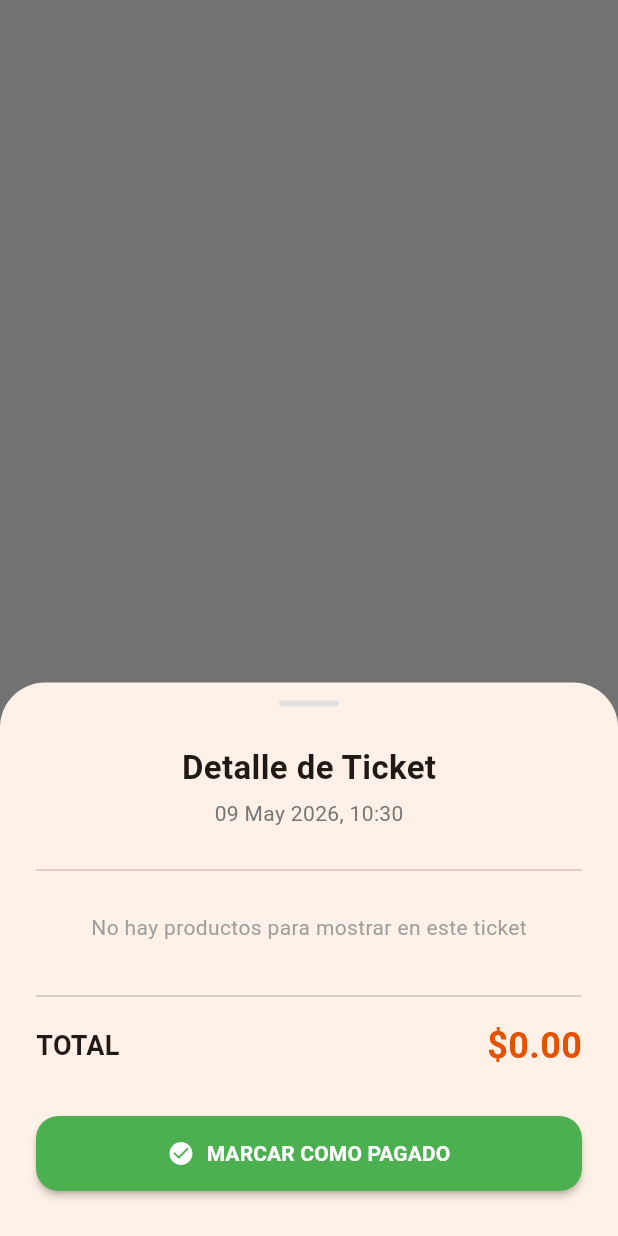
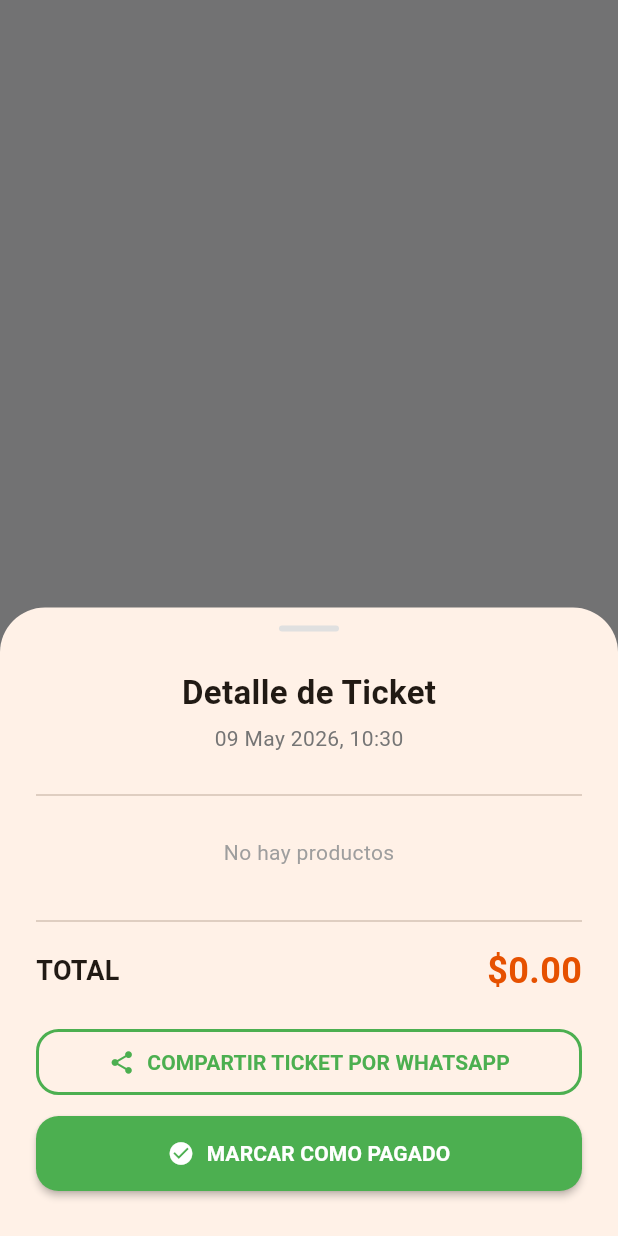
Before and after one commit to Tanono99/fruteria-pos, a Flutter app: what showSaleDetail() shows on an empty page, opened directly with empty values, on a phone screen of 412 x 824 dp. Run offline on Flutter 3.47's test engine with Material 3 defaults, Android fonts, the phone set to English and light mode, and no system bars; our stand-ins replace cloud_firestore, firebase_core, pdf, share_plus; missing offline and left inert: mobile_scanner; accounts and stored records are empty.

Commit message:
"Compartir venta en pdf"

```diff
--- a/lib/widgets/sale_detail_modal.dart
+++ b/lib/widgets/sale_detail_modal.dart
@@ -1,24 +1,19 @@
+import 'package:ejemploia/core/utils.dart';
 import 'package:flutter/material.dart';
 import 'package:intl/intl.dart';
-
-// Core
 import '../core/app_state.dart';
-
-// Models
 import '../models/sale.dart';
 import '../models/customer.dart';
+import '../services/firestore_service.dart';
+// 🔥 1. IMPORTA TU NUEVO HELPER AQUÍ
 
-// Services
-import '../services/firestore_service.dart';
 
-/// Muestra el detalle de una venta en un modal
 void showSaleDetail(
   BuildContext context,
   Sale sale,
   VoidCallback onUpdate,
 ) {
   final currency = NumberFormat.simpleCurrency(locale: 'es_MX');
-  // Instanciamos el servicio de Firebase
   final FirestoreService firestoreService = FirestoreService();
 
   final Customer? customer = AppState.customers
@@ -39,7 +34,6 @@ void showSaleDetail(
         child: Column(
           mainAxisSize: MainAxisSize.min,
           children: [
-            // 🔘 Barra superior
             Container(
               width: 40,
               height: 4,
@@ -48,25 +42,17 @@ void showSaleDetail(
                 borderRadius: BorderRadius.circular(2),
               ),
             ),
-
             const SizedBox(height: 25),
-
             const Text(
               'Detalle de Ticket',
-              style: TextStyle(
-                fontSize: 22,
-                fontWeight: FontWeight.bold,
-              ),
+              style: TextStyle(fontSize: 22, fontWeight: FontWeight.bold),
             ),
-
             const SizedBox(height: 5),
-
             Text(
               DateFormat('dd MMMM yyyy, HH:mm').format(sale.date),
               style: TextStyle(color: Colors.grey[600]),
             ),
 
-            // 👤 Cliente
             if (customer != null) ...[
               const SizedBox(height: 10),
               Container(
@@ -88,11 +74,10 @@ void showSaleDetail(
             const SizedBox(height: 20),
             const Divider(),
 
-            // 🛒 Lista de productos
             if (sale.items.isEmpty)
               const Padding(
                 padding: EdgeInsets.symmetric(vertical: 20),
-                child: Text('No hay productos para mostrar en este ticket', style: TextStyle(color: Colors.grey)),
+                child: Text('No hay productos', style: TextStyle(color: Colors.grey)),
               )
             else
               ...sale.items.map((item) {
@@ -104,10 +89,7 @@ void showSaleDetail(
                       Column(
                         crossAxisAlignment: CrossAxisAlignment.start,
                         children: [
-                          Text(
-                            item.product.name,
-                            style: const TextStyle(fontWeight: FontWeight.w600),
-                          ),
+                          Text(item.product.name, style: const TextStyle(fontWeight: FontWeight.w600)),
                           Text(
                             '${item.quantity.toStringAsFixed(item.product.isByWeight ? 2 : 0)}'
                             '${item.product.isByWeight ? "kg" : "pz"} x '
@@ -116,10 +98,7 @@ void showSaleDetail(
                           ),
                         ],
                       ),
-                      Text(
-                        currency.format(item.total),
-                        style: const TextStyle(fontWeight: FontWeight.bold),
-                      ),
+                      Text(currency.format(item.total), style: const TextStyle(fontWeight: FontWeight.bold)),
                     ],
                   ),
                 );
@@ -127,14 +106,10 @@ void showSaleDetail(
 
             const Divider(height: 32),
 
-            // 💰 Total
             Row(
               mainAxisAlignment: MainAxisAlignment.spaceBetween,
               children: [
-                const Text(
-                  'TOTAL',
-                  style: TextStyle(fontWeight: FontWeight.bold, fontSize: 18),
-                ),
+                const Text('TOTAL', style: TextStyle(fontWeight: FontWeight.bold, fontSize: 18)),
                 Text(
                   currency.format(sale.total),
                   style: const TextStyle(
@@ -146,24 +121,38 @@ void showSaleDetail(
               ],
             ),
 
-            const SizedBox(height: 30),
+            const SizedBox(height: 20),
 
-            // ✅ Botón pagar
-            if (!sale.isPaid)
+            // 🔥 2. BOTÓN DE WHATSAPP AGREGADO AQUÍ
+            SizedBox(
+              width: double.infinity,
+              child: OutlinedButton.icon(
+                onPressed: () => TicketHelper.compartirPDF(sale, customer),
+                icon: const Icon(Icons.share, color: Colors.green),
+                label: const Text(
+                  'COMPARTIR TICKET POR WHATSAPP',
+                  style: TextStyle(color: Colors.green, fontWeight: FontWeight.bold),
+                ),
+                style: OutlinedButton.styleFrom(
+                  side: const BorderSide(color: Colors.green, width: 2),
+                  padding: const EdgeInsets.symmetric(vertical: 12),
+                  shape: RoundedRectangleBorder(borderRadius: BorderRadius.circular(15)),
+                ),
+              ),
+            ),
+
+            if (!sale.isPaid) ...[
+              const SizedBox(height: 12),
               SizedBox(
                 width: double.infinity,
                 child: ElevatedButton.icon(
                   onPressed: () async {
-                    // 1. Marcar como pagado en Firebase
                     await firestoreService.markSaleAsPaid(sale.id);
                     sale.isPaid = true;
 
-                    // 2. Descontar el saldo del cliente en Firebase
                     if (customer != null) {
                       customer.balance -= sale.total;
-                      if (customer.balance < 0) {
-                        customer.balance = 0;
-                      }
+                      if (customer.balance < 0) customer.balance = 0;
                       await firestoreService.updateCustomer(customer);
                     }
 
@@ -186,12 +175,11 @@ void showSaleDetail(
                     backgroundColor: Colors.green,
                     foregroundColor: Colors.white,
                     padding: const EdgeInsets.symmetric(vertical: 15),
-                    shape: RoundedRectangleBorder(
-                      borderRadius: BorderRadius.circular(15),
-                    ),
+                    shape: RoundedRectangleBorder(borderRadius: BorderRadius.circular(15)),
                   ),
                 ),
               ),
+            ],
           ],
         ),
       );
--- a/pubspec.yaml
+++ b/pubspec.yaml
@@ -36,7 +36,11 @@ dependencies:
   http: ^1.6.0
   intl: ^0.20.2
   mobile_scanner: ^7.2.0
+  path_provider: ^2.1.5
+  pdf: ^3.12.0
+  share_plus: ^13.1.0
   shared_preferences: ^2.5.5
+  url_launcher: ^6.3.2
 
 dev_dependencies:
   flutter_launcher_icons: ^0.14.4
```
Also changed, not shown: lib/core/utils.dart (added, +77 -0 lines), pubspec.lock, 7 other files.
